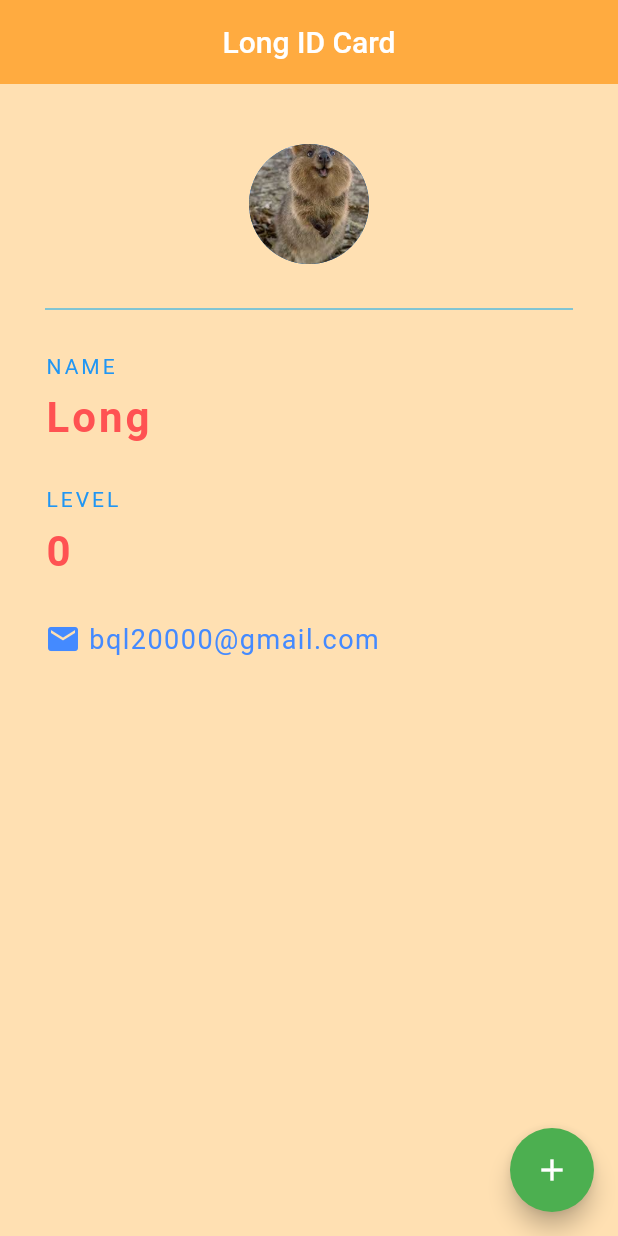
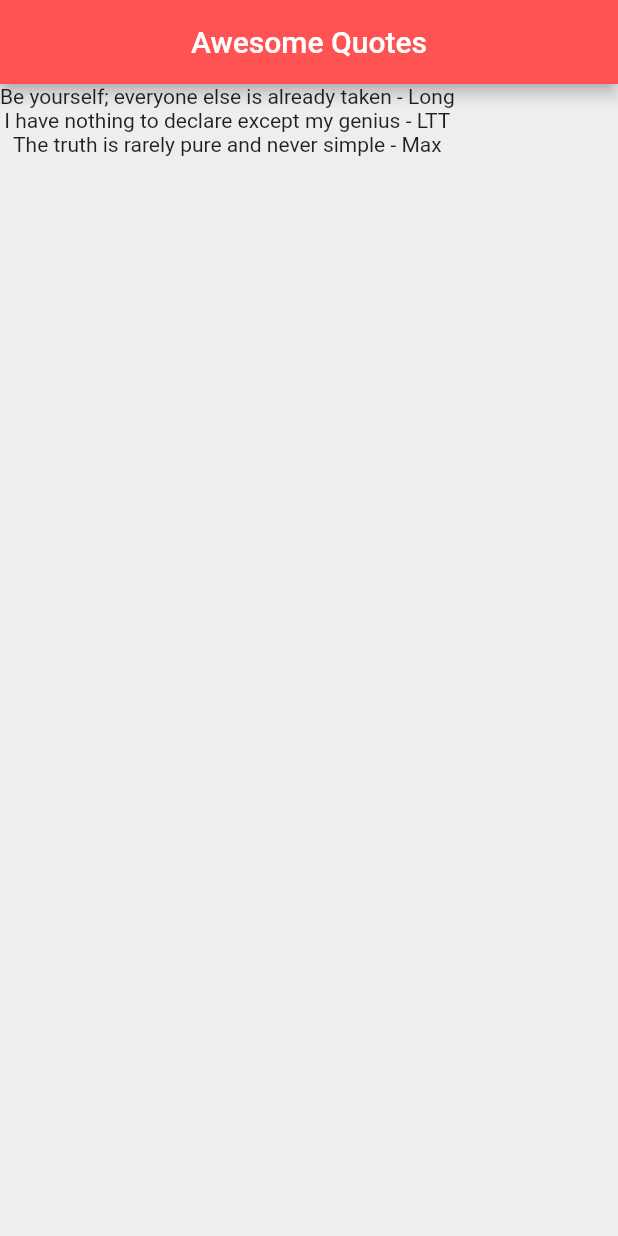
Before and after one commit to bql20000/flutter-course, a Flutter app: the screen it shows after launch, on a phone screen of 412 x 824 dp. Run offline on Flutter 3.47's test engine with Material 2 defaults, Android fonts, the phone set to English and light mode, and no system bars.

Commit message:
Using map to create dynamic size Widget list

```diff
--- a/lib/main.dart
+++ b/lib/main.dart
@@ -1,108 +1,62 @@
 import 'package:flutter/material.dart';
+import 'quote.dart';
 
 void main() => runApp(MaterialApp(
-  home: LongCard(),
+  home: QuoteList(),
 ));
 
-class LongCard extends StatefulWidget {
+
+
+class QuoteList extends StatefulWidget {
   @override
-  _LongCardState createState() => _LongCardState();
+  _QuoteListState createState() => _QuoteListState();
 }
 
-class _LongCardState extends State<LongCard> {
+class _QuoteListState extends State<QuoteList> {
 
-  int level = 0;
+  List<Quote> quotes = [
+    Quote(author: 'Long', text: 'Be yourself; everyone else is already taken'),
+    Quote(author: 'LTT', text: 'I have nothing to declare except my genius'),
+    Quote(author: 'Max', text: 'The truth is rarely pure and never simple')
+  ];
+
+  Widget quoteTemplate(quote) {
+    return Card(
+      margin: EdgeInsets.fromLTRB(16, 16, 0, 0),
+      child: Column(
+        children: [
+          Text(
+            quote.text,
+            style: TextStyle(
+              fontSize: 18,
+              color: Colors.grey[600],
+            )
+          ),
+          SizedBox(height: 6),
+          Text(
+            quote.author,
+            style: TextStyle(
+              fontSize: 18,
+              color: Colors.grey[600],
+            )
+          )
+        ],
+      )
+    );
+  }
 
   @override
   Widget build(BuildContext context) {
     return Scaffold(
-      backgroundColor: Colors.orange[100],
+      backgroundColor: Colors.grey[200],
       appBar: AppBar(
-        title: Text('Long ID Card'),
+        title: Text('Awesome Quotes'),
         centerTitle: true,
-        backgroundColor: Colors.orangeAccent,
-        elevation: 0,
+        backgroundColor: Colors.redAccent,
       ),
-      floatingActionButton: FloatingActionButton(
-        onPressed: () {
-          setState(() {
-            level += 1;
-          });
-        },
-        child: Icon(Icons.add),
-        backgroundColor: Colors.green,
+      body: Column(
+        children: quotes.map((quote) => Text('${quote.text} - ${quote.author}')).toList(),
       ),
-      body: Padding(
-        padding: EdgeInsets.fromLTRB(30, 40, 30, 0),
-        child: Column(
-          crossAxisAlignment: CrossAxisAlignment.start,
-          children: [
-            Center(
-              child: CircleAvatar(
-                backgroundImage: AssetImage('assets/image0.jpeg'),
-                radius: 40,
-              ),
-            ),
-            Divider(
-              height: 60,
-              color: Colors.lightBlue
-            ),
-            Text(
-              'NAME',
-              style: TextStyle(
-                color: Colors.blue,
-                letterSpacing: 2
-              )
-            ),
-            SizedBox(height: 10),
-            Text(
-                'Long',
-                style: TextStyle(
-                    color: Colors.redAccent,
-                    letterSpacing: 2,
-                    fontSize: 28,
-                    fontWeight: FontWeight.bold
-                )
-            ),
-            SizedBox(height: 30),
-            Text(
-                'LEVEL',
-                style: TextStyle(
-                    color: Colors.blue,
-                    letterSpacing: 2
-                )
-            ),
-            SizedBox(height: 10),
-            Text(
-                '$level',
-                style: TextStyle(
-                    color: Colors.redAccent,
-                    letterSpacing: 2,
-                    fontSize: 28,
-                    fontWeight: FontWeight.bold
-                )
-            ),
-            SizedBox(height: 30),
-            Row(
-              children: [
-                Icon(
-                  Icons.email,
-                  color: Colors.blueAccent,
-                ),
-                SizedBox(width: 5),
-                Text(
-                  'bql20000@gmail.com',
-                  style: TextStyle(
-                    color: Colors.blueAccent,
-                    fontSize: 18,
-                    letterSpacing: 1
-                  )
-                )
-              ],
-            )
-          ],
-        ),
-      )
     );
   }
 }
--- /dev/null
+++ b/lib/quote.dart
@@ -0,0 +1,4 @@
+class Quote {
+  String text, author;
+  Quote({this.text, this.author});
+}
```
